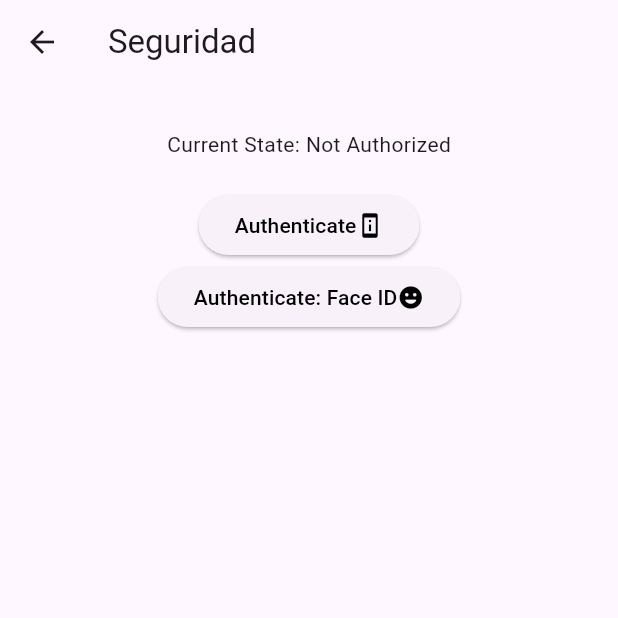
After one commit to juanhcode/Expo-App, a Flutter app: the AuthScreen screen opened directly, after a tap on "Authenticate: Face ID", on a phone screen of 412 x 824 dp, the top half of it. The commit adds this screen. Run offline on Flutter 3.47's test engine with Material 3 defaults, Android fonts, the phone set to English and light mode, and no system bars; our stand-ins replace dio, firebase_auth, firebase_core, local_auth, sign_in_button; accounts and stored records are empty; network calls fail; statements that could not run were skipped.

Commit message:
face id and password

```diff
--- /dev/null
+++ b/lib/presentation/screens/AuthScreen.dart
@@ -0,0 +1,205 @@
+import 'package:flutter/material.dart';
+import 'package:flutter/services.dart';
+import 'package:local_auth/local_auth.dart';
+
+class AuthScreen extends StatefulWidget {
+  const AuthScreen({super.key});
+
+  @override
+  State<AuthScreen> createState() => _AuthScreenState();
+}
+
+class _AuthScreenState extends State<AuthScreen> {
+  final LocalAuthentication auth = LocalAuthentication();
+  _SupportState _supportState = _SupportState.unknown;
+  bool? _canCheckBiometrics;
+  List<BiometricType>? _availableBiometrics;
+  String _authorized = 'Not Authorized';
+  bool _isAuthenticating = false;
+
+  @override
+  void initState() {
+    super.initState();
+    auth.isDeviceSupported().then(
+          (bool isSupported) => setState(() => _supportState = isSupported
+              ? _SupportState.supported
+              : _SupportState.unsupported),
+        );
+  }
+
+  Future<void> _checkBiometrics() async {
+    late bool canCheckBiometrics;
+    try {
+      canCheckBiometrics = await auth.canCheckBiometrics;
+    } on PlatformException catch (e) {
+      canCheckBiometrics = false;
+      print(e);
+    }
+    if (!mounted) {
+      return;
+    }
+
+    setState(() {
+      _canCheckBiometrics = canCheckBiometrics;
+    });
+  }
+
+  Future<void> _getAvailableBiometrics() async {
+    late List<BiometricType> availableBiometrics;
+    try {
+      availableBiometrics = await auth.getAvailableBiometrics();
+    } on PlatformException catch (e) {
+      availableBiometrics = <BiometricType>[];
+      print(e);
+    }
+    if (!mounted) {
+      return;
+    }
+
+    setState(() {
+      _availableBiometrics = availableBiometrics;
+    });
+  }
+
+  Future<void> _authenticate() async {
+    bool authenticated = false;
+    try {
+      setState(() {
+        _isAuthenticating = true;
+        _authorized = 'Authenticating';
+      });
+      authenticated = await auth.authenticate(
+        localizedReason: 'Let OS determine authentication method',
+        options: const AuthenticationOptions(
+          stickyAuth: true,
+        ),
+      );
+      setState(() {
+        _isAuthenticating = false;
+      });
+    } on PlatformException catch (e) {
+      print(e);
+      setState(() {
+        _isAuthenticating = false;
+        _authorized = 'Error - ${e.message}';
+      });
+      return;
+    }
+    if (!mounted) {
+      return;
+    }
+
+    setState(
+        () => _authorized = authenticated ? 'Authorized' : 'Not Authorized');
+  }
+
+  Future<void> _authenticateWithBiometrics() async {
+    bool authenticated = false;
+    try {
+      setState(() {
+        _isAuthenticating = true;
+        _authorized = 'Authenticating';
+      });
+      authenticated = await auth.authenticate(
+        localizedReason:
+            'Scan your fingerprint (or face or whatever) to authenticate',
+        options: const AuthenticationOptions(
+          stickyAuth: true,
+          biometricOnly: true,
+        ),
+      );
+      setState(() {
+        _isAuthenticating = false;
+        _authorized = 'Authenticating';
+      });
+    } on PlatformException catch (e) {
+      print(e);
+      setState(() {
+        _isAuthenticating = false;
+        _authorized = 'Error - ${e.message}';
+      });
+      return;
+    }
+    if (!mounted) {
+      return;
+    }
+
+    final String message = authenticated ? 'Authorized' : 'Not Authorized';
+    setState(() {
+      _authorized = message;
+    });
+  }
+
+  Future<void> _cancelAuthentication() async {
+    await auth.stopAuthentication();
+    setState(() => _isAuthenticating = false);
+  }
+
+  @override
+  Widget build(BuildContext context) {
+    return Scaffold(
+      appBar: AppBar(title: const Text("Seguridad"),),
+        body: ListView(
+          padding: const EdgeInsets.only(top: 30),
+          children: <Widget>[
+            Column(
+              mainAxisAlignment: MainAxisAlignment.center,
+              children: <Widget>[
+                Text('Current State: $_authorized\n'),
+                if (_isAuthenticating)
+                  ElevatedButton(
+                    onPressed: _cancelAuthentication,
+                    child: const Row(
+                      mainAxisSize: MainAxisSize.min,
+                      children: <Widget>[
+                        Text('Cancel Authentication'),
+                        Icon(Icons.cancel),
+                      ],
+                    ),
+                  )
+                else
+                  Column(
+                    children: <Widget>[
+                      ElevatedButton(
+                        style: ElevatedButton.styleFrom(
+                          foregroundColor: Colors.black,
+                        ),
+                        onPressed: _authenticate,
+                        child: const Row(
+                          mainAxisSize: MainAxisSize.min,
+                          children: <Widget>[
+                            Text('Authenticate'),
+                            Icon(Icons.perm_device_information),
+                          ],
+                        ),
+                      ),
+                      ElevatedButton(
+                        style: ElevatedButton.styleFrom(
+                          foregroundColor: Colors.black,
+                        ),
+                        onPressed: _authenticateWithBiometrics,
+                        child: Row(
+                          mainAxisSize: MainAxisSize.min,
+                          children: <Widget>[
+                            Text(_isAuthenticating
+                                ? 'Cancel'
+                                : 'Authenticate: Face ID'),
+                            const Icon(Icons.tag_faces_rounded),
+                          ],
+                        ),
+                      ),
+                    ],
+                  ),
+              ],
+            ),
+          ],
+        ),
+      );
+  }
+}
+
+enum _SupportState {
+  unknown,
+  supported,
+  unsupported,
+}
--- a/lib/presentation/screens/LoginHomeScreen.dart
+++ b/lib/presentation/screens/LoginHomeScreen.dart
@@ -1,5 +1,5 @@
 import 'package:dio/dio.dart';
-import 'package:expo_app/presentation/screens/SpotifyScreen.dart';
+import 'package:expo_app/presentation/screens/AuthScreen.dart';
 import 'package:expo_app/presentation/shared/buttonSign.dart';
 import 'package:expo_app/presentation/shared/fieldLogin.dart';
 import 'package:firebase_auth/firebase_auth.dart';
@@ -87,7 +87,7 @@ class _LoginHomeScreenState extends State<LoginHomeScreen> {
                     Navigator.push(
                         context,
                         MaterialPageRoute(
-                            builder: (context) => const SpotifyScreen()));
+                            builder: (context) => const AuthScreen()));
                   } catch (e) {
                     print(e);
                   }
@@ -128,7 +128,7 @@ class _LoginHomeScreenState extends State<LoginHomeScreen> {
                     _auth.signInWithProvider(_googleAuthProvider).then((value) => Navigator.push(
                         context,
                         MaterialPageRoute(
-                            builder: (context) => const SpotifyScreen())));
+                            builder: (context) => const AuthScreen())));
                   } catch (e) {
                     print(e);
                   }
--- a/pubspec.yaml
+++ b/pubspec.yaml
@@ -39,6 +39,7 @@ dependencies:
   firebase_auth: ^4.10.1
   sign_in_button: ^3.2.0
   dio: ^5.4.1
+  local_auth: ^2.2.0
 
 dev_dependencies:
   flutter_test:
```
Also changed, not shown: lib/presentation/screens/SpotifyScreen.dart (deleted, +0 -15 lines), pubspec.lock, 2 other files.
